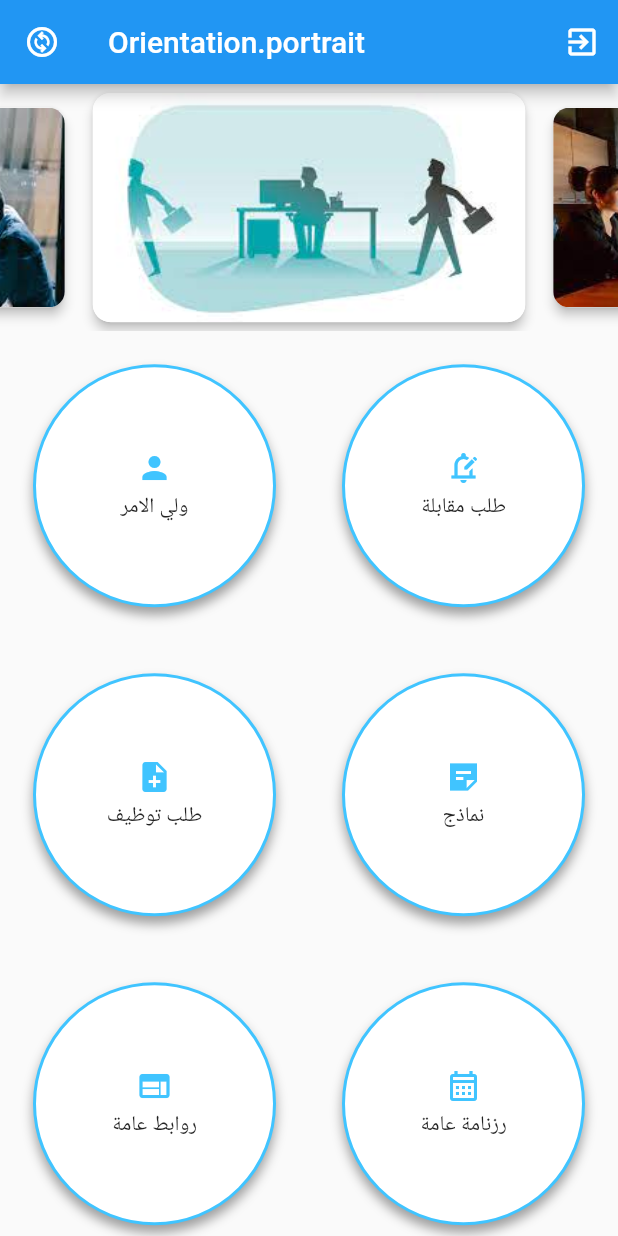
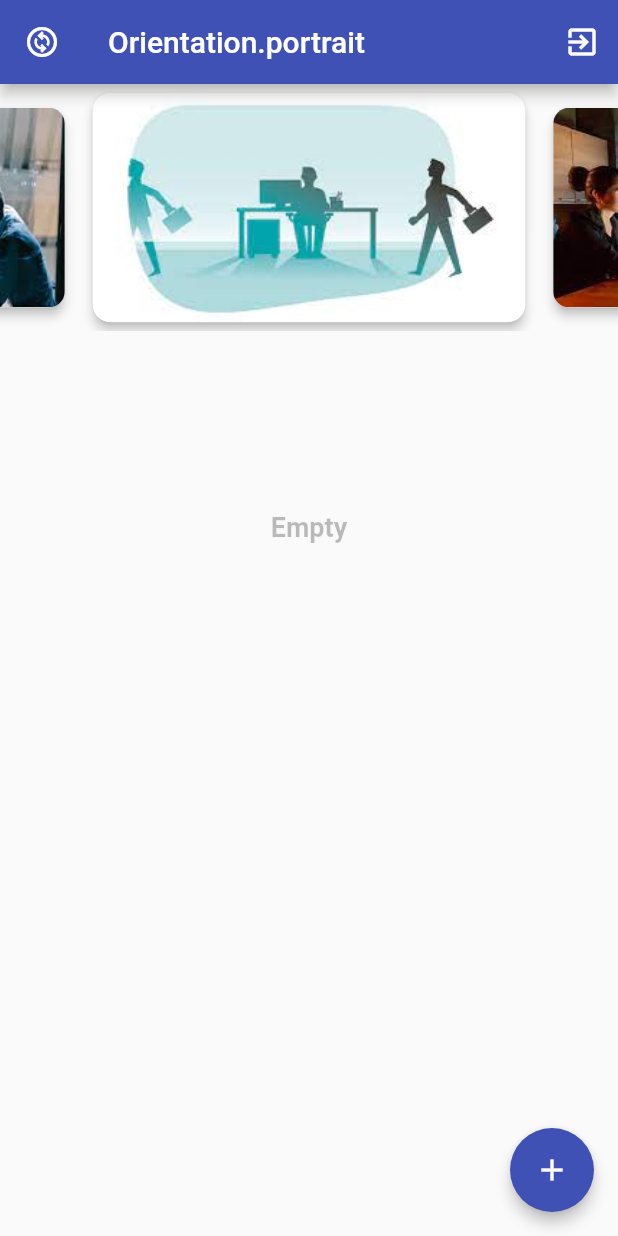
Before and after one commit to Dr-who412/ResposiveTask, a Flutter app: the screen it shows after launch, on a phone screen of 412 x 824 dp. Run offline on Flutter 3.47's test engine with Material 2 defaults, Android fonts, the phone set to English and light mode, and no system bars; drawn by our look-alikes of carousel_slider; our stand-ins replace bloc, firebase_core, flutter_bloc, image_picker, sqflite; missing offline and left inert: onesignal_flutter; accounts and stored records are empty.

Commit message:
3th update

```diff
--- a/lib/main.dart
+++ b/lib/main.dart
@@ -1,7 +1,28 @@
+import 'package:bloc/bloc.dart';
 import 'package:flutter/material.dart';
+import 'package:flutter_bloc/flutter_bloc.dart';
+import 'package:puresofttask1/modules/cubit/homeCubit.dart';
+import 'package:puresofttask1/shared/blocObserver.dart';
+import 'package:firebase_core/firebase_core.dart';
+import 'firebase_options.dart';
+import 'modules/home.dart';
 
-import 'modules/home.dart';
-void main() {
+// Platform  Firebase App Id
+// web       1:997717290609:web:2c7e863c423bf8695475d0
+// android   1:997717290609:android:de8ad656a60472415475d0
+// ios       1:997717290609:ios:8be639719066724e5475d0
+//997717290609
+//AAAA6EyVrnE:APA91bHbu2K_Sh8SKKnOVyBAmd8rvBCpCjxtnj5pt2j3vQQeMu2AMRfgDevc7UuGMhrrJ02V44JfX0usDAi1Tv9519c2yV9jzWOK5Fqx_gbo-kHmLKrsUCro2Gs1XTn7xgaYQJXFov1m
+//Your App ID: d45c1d03-9667-4efb-a4ed-86ebbdc1bb06
+
+void main() async {
+  BlocOverrides.runZoned(() {},
+    blocObserver: MyBlocObserver(),
+  );
+  await WidgetsFlutterBinding.ensureInitialized();
+  await Firebase.initializeApp(
+    options: DefaultFirebaseOptions.currentPlatform,
+  );
   runApp(const MyApp());
 }
 
@@ -11,13 +32,16 @@ class MyApp extends StatelessWidget {
   // This widget is the root of your application.
   @override
   Widget build(BuildContext context) {
-    return MaterialApp(
-      title: 'Flutter Demo',
-      theme: ThemeData(
+    return BlocProvider(
+      create: (context) => HomeCubit()..CreateDB()..initplatformState(),
+      child: MaterialApp(
+        title: 'Flutter Demo',
+        theme: ThemeData(
 
-        primarySwatch: Colors.blue,
+          primarySwatch: Colors.blue,
+        ),
+        home: Home(),
       ),
-      home: Home(),
     );
   }
 }
--- /dev/null
+++ b/lib/model/sectionModel.dart
@@ -0,0 +1,15 @@
+class Section{
+  String? title;
+  String? image;
+  Section({this.title,this.image});
+  Section.fromJson(Map<String,dynamic> json){
+    title=json['title'];
+    image=json['image'];
+  }
+  Map<String,dynamic>? toMap(){
+    return{
+      'title':title,
+      'image':image,
+    };
+  }
+}
--- /dev/null
+++ b/lib/modules/cubit/state.dart
@@ -0,0 +1,6 @@
+abstract class HomeState {}
+class InitState extends HomeState{}
+class PickedImageDone extends HomeState{}
+class CreateDBState extends HomeState{}
+class InsertToDBState extends HomeState{}
+class GetDBState extends HomeState{}
--- a/lib/modules/home.dart
+++ b/lib/modules/home.dart
@@ -1,54 +1,35 @@
+import 'dart:convert';
 import 'dart:io';
 
 import 'package:flutter/material.dart';
 import 'package:carousel_slider/carousel_slider.dart';
 import 'package:flutter/services.dart';
+import 'package:flutter_bloc/flutter_bloc.dart';
 import 'package:flutter_staggered_grid_view/flutter_staggered_grid_view.dart';
+import '../shared/componant/componant.dart';
+import 'addSection.dart';
+import 'cubit/homeCubit.dart';
+import 'cubit/state.dart';
 
-import '../shared/componant/componant.dart';
-
-class Home extends StatefulWidget {
-  const Home({Key? key}) : super(key: key);
+class Home extends StatelessWidget {
+   Home({Key? key}) : super(key: key);
 
   @override
-  State<Home> createState() => _HomeState();
-}
-
-class _HomeState extends State<Home> {
   List banners = [
     "img.png",
     "img_1.png",
     "img_2.png",
   ];
-  List<Widget> icons = [
-    Icon(Icons.person, color: Colors.lightBlueAccent),
-    Icon(Icons.edit_notifications_outlined, color: Colors.lightBlueAccent),
-    Icon(Icons.note_add, color: Colors.lightBlueAccent),
-    Icon(Icons.sticky_note_2_sharp, color: Colors.lightBlueAccent),
-    Icon(Icons.web, color: Colors.lightBlueAccent),
-    Icon(Icons.calendar_month_outlined, color: Colors.lightBlueAccent),
-    Icon(Icons.headphones, color: Colors.lightBlueAccent),
-  ];
-  List labelText = [
-    "ولي الامر",
-    "طلب مقابلة",
-    "طلب توظيف",
-    "نماذج",
-    "روابط عامة",
-    "رزنامة عامة",
-    "تواصل معنا",
-  ];
-  int index = 0;
 
    @override
    Widget build(BuildContext context) {
      bool isPortrait =
          MediaQuery.of(context).orientation == Orientation.portrait;
 
-    return SafeArea(
-      child: Scaffold(
+     return Scaffold(
          appBar: AppBar(
            title: Text("${MediaQuery.of(context).orientation}"),
+           backgroundColor: Colors.indigo,
            leading: IconButton(
                icon: Icon(Icons.change_circle_outlined), onPressed: () {}),
            actions: [
@@ -67,7 +48,6 @@ class _HomeState extends State<Home> {
                    items: banners
                        .map((element) => Card(
                      margin: EdgeInsets.symmetric(vertical: 6),
-
                      shape: RoundedRectangleBorder(
                          borderRadius: BorderRadius.circular(12)),
                      elevation: 3,
@@ -77,12 +57,11 @@ class _HomeState extends State<Home> {
                          'assets/slider/${element}',
                          width: isPortrait
                              ? MediaQuery.of(context).size.width
-                                : MediaQuery.of(context).size.width ,
+                             : MediaQuery.of(context).size.width,
                          errorBuilder: (BuildContext context,
-                                Object exception,
-                                StackTrace? stackTrace) {
+                             Object exception, StackTrace? stackTrace) {
                            return Image.asset(
-                                'assets/slider/img.png',
+                             'assets/slider/avr.png',
                              color: Colors.black26,
                            );
                          },
@@ -94,9 +73,9 @@ class _HomeState extends State<Home> {
                    options: CarouselOptions(
                      height: isPortrait
                          ? MediaQuery.of(context).size.height / 5
-                        : MediaQuery.of(context).size.height/ 3,
-                    aspectRatio:  1,
-                    viewportFraction: isPortrait? 0.7:.5,
+                         : MediaQuery.of(context).size.height / 3,
+                     aspectRatio: 1,
+                     viewportFraction: isPortrait ? 0.7 : .5,
                      initialPage: 0,
                      enableInfiniteScroll: true,
                      reverse: false,
@@ -107,23 +86,71 @@ class _HomeState extends State<Home> {
                      enlargeCenterPage: true,
                      scrollDirection: Axis.horizontal,
                    )),
-              StaggeredGrid.count(
-                  crossAxisCount: isPortrait?2:4,
-                  children: icons.map((element) {
+               BlocConsumer<HomeCubit, HomeState>(
+                 listener: (context, state) {
+                   // TODO: implement listener
+                   if(state is GetDBState) {
+                     print("state $state");
+
+                   }
+                 },
+                 buildWhen: (pre,state){
+                   if(state is GetDBState){
+                     print("state $state");
+                     return true ;
+                   }
+                   return false ;
+                 },
+                 builder: (context, state) {
+                   var cubit=HomeCubit.get(context);
+
+                   print(cubit.sectionData?.length);
+                   return cubit.sectionData!.isNotEmpty? StaggeredGrid.count(
+                       crossAxisCount: isPortrait ? 2 : 4,
+                       children: cubit.sectionData!.map((element) {
                          return StaggeredGridTile.count(
-                      crossAxisCellCount: (isPortrait&&icons.length % 2 != 0 && element == icons.last)? 2: 1,
+                           crossAxisCellCount: (isPortrait &&
+                               (cubit.sectionData?.length)! % 2 != 0 &&
+                                   element == cubit.sectionData?.last)
+                               ? 2
+                               : 1,
                            mainAxisCellCount: 1,
                            child: Padding(
                                padding: const EdgeInsets.all(22.0),
                                child: gridItem(
-                              icon: element,
-                              lable: "${labelText[icons.indexOf(element)]}")),
+                                   image:element.image.toString(),
+                                   lable:
+                                       "${element.title}"),
+                         ),
                            );
-                  }).toList()),
+
+                       }).toList()
+                   ):Column(
+                     children: [
+                       SizedBox(height: 120,),
+                       Text("Empty",style: TextStyle(fontSize: 18,fontWeight: FontWeight.bold,color:Colors.black26)),
+                     ],
+                   );
+                 },
+               ),
              ],
            ),
          ),
+         floatingActionButton: FloatingActionButton(
+           onPressed: () {
+             Navigator.push(
+                 context,
+                 MaterialPageRoute(
+                   builder: (context) => AddSection(),
+                 ));
+           },
+           elevation: 4,
+           child: Icon(Icons.add),
+           backgroundColor: Colors.indigo,
          ),
        );
+
+
+
    }
 }
--- a/lib/shared/componant/componant.dart
+++ b/lib/shared/componant/componant.dart
@@ -1,7 +1,10 @@
+import 'dart:convert';
+import 'dart:developer';
+
 import 'package:flutter/material.dart';
 
 Widget gridItem({
-  required Widget icon,
+  required String? image,
   required String lable,
 })=>Container(
 decoration: BoxDecoration(
@@ -24,11 +27,26 @@ boxShadow: [
 
 child: Column(
 crossAxisAlignment: CrossAxisAlignment.center,
-mainAxisAlignment: MainAxisAlignment.center,
+mainAxisAlignment: MainAxisAlignment.end,
+mainAxisSize: MainAxisSize.min,
 children: [
-icon,
-SizedBox(height: 4,),
-Text(lable,),
+  SizedBox(height: 6,),
+  Expanded(
+    flex: 3,
+    child: Container(
+      clipBehavior: Clip.hardEdge,
+      decoration: BoxDecoration(
+        color: Colors.black12,
+        shape: BoxShape.circle,
+      ),
+      child: base64Decode(image.toString()).isEmpty
+          ?  Icon(Icons.image,color: Colors.black54,)
+          : Image.memory(base64Decode(image.toString()), ),
+    ),
+  ),
+Expanded(
+    flex: 1,
+    child: Text(lable,)),
 ],
 ),
 );
--- /dev/null
+++ b/lib/shared/componant/constant.dart
@@ -0,0 +1 @@
+String ONESIGNALID='d45c1d03-9667-4efb-a4ed-86ebbdc1bb06';
```
Also changed, not shown: lib/modules/addSection.dart (added, +127 -0 lines), lib/modules/cubit/homeCubit.dart (added, +111 -0 lines), lib/shared/blocObserver.dart (added, +38 -0 lines), pubspec.yaml (+12 -0 lines), assets/avr.png (added), lib/firebase_options.dart (added), lib/shared/sqfl/sqflDB.dart (added), pubspec.lock, 4 other files. Lines whose indentation alone changed are shown as unchanged.
